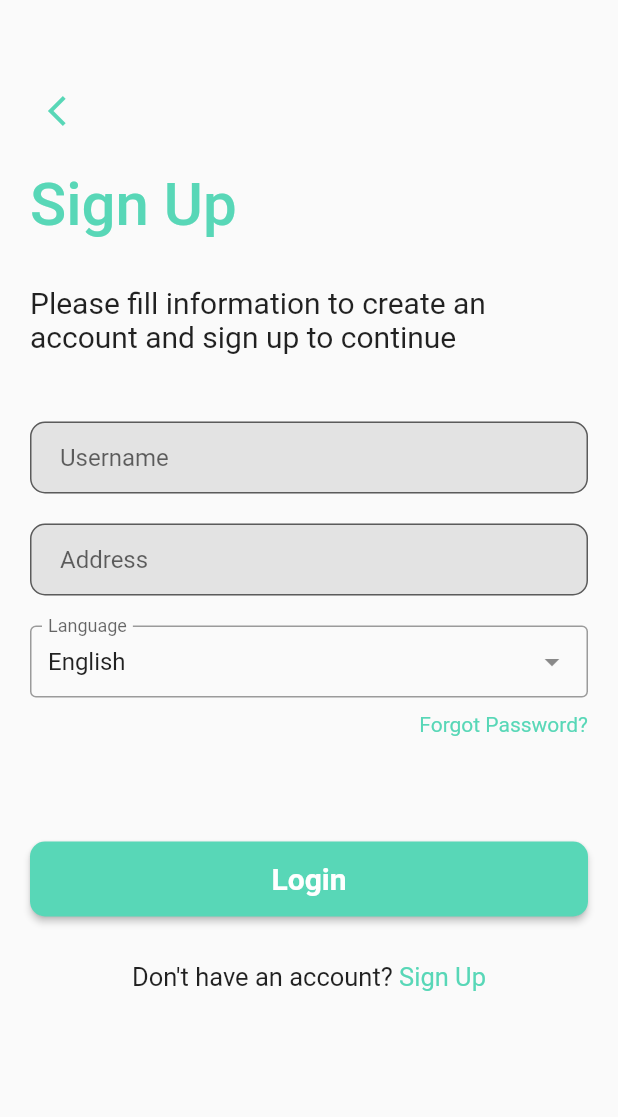
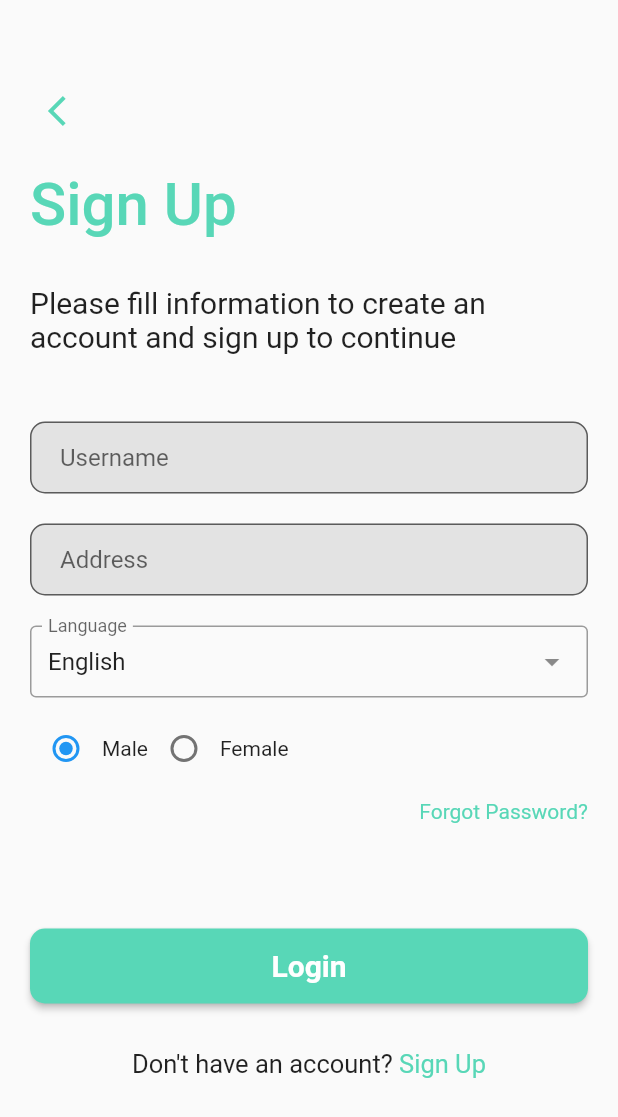
Before and after one commit to Madd-G/nutria_old, a Flutter app: the screen it shows after launch, on a phone screen of 412 x 824 dp. Shown: the top 1117 px of the screen. Run offline on Flutter 3.47's test engine with Material 2 defaults, Android fonts, the phone set to English and light mode, and no system bars; drawn by our look-alikes of dropdown_search; our stand-ins replace get.

Commit message:
added gender radio button functionality

```diff
--- a/lib/controllers/controller.dart
+++ b/lib/controllers/controller.dart
@@ -3,7 +3,11 @@ import 'package:get/get.dart';
 class Controller extends GetxController {
   var isHidden = true.obs;
 
+
+
   toggleVisibility() {
     return isHidden.value = !isHidden.value;
   }
+
+
 }
--- /dev/null
+++ b/lib/controllers/gender_controller.dart
@@ -0,0 +1,13 @@
+import 'package:get/get.dart';
+
+class GenderController extends GetxController{
+
+  String _selectedGender = "Male";
+  String get selectedGender => _selectedGender;
+
+  void setGenderType(String gender) {
+    _selectedGender = gender;
+    print("Gender:" + selectedGender);
+    update();
+  }
+}
--- /dev/null
+++ b/lib/gender_radio_button.dart
@@ -0,0 +1,34 @@
+import 'package:flutter/material.dart';
+import 'package:get/get_state_manager/src/simple/get_state.dart';
+
+import 'controllers/gender_controller.dart';
+
+
+class GenderRadioButton extends StatelessWidget {
+  final String value;
+  final String title;
+
+  const GenderRadioButton({required this.value, required this.title});
+
+  @override
+  Widget build(BuildContext context) {
+    return GetBuilder<GenderController>(builder: (controller) {
+      return InkWell(
+        onTap: () => controller.setGenderType(value),
+        child: Row(
+          children: [
+            Radio(
+              value: value,
+              groupValue: controller.selectedGender,
+              onChanged: (newValue) {
+                controller.setGenderType(value);
+              },
+              activeColor: Theme.of(context).primaryColor,
+            ),
+            Text(title),
+          ],
+        ),
+      );
+    });
+  }
+}
--- a/lib/views/sign_up_screen_first.dart
+++ b/lib/views/sign_up_screen_first.dart
@@ -1,16 +1,18 @@
 import 'package:dropdown_search/dropdown_search.dart';
 import 'package:flutter/material.dart';
 import 'package:get/get.dart';
+import 'package:nutria/controllers/gender_controller.dart';
 import 'package:nutria/controllers/translations_controller.dart';
+import 'package:nutria/gender_radio_button.dart';
 import '../components.dart';
 
 class SignUpScreenFirst extends StatelessWidget {
   SignUpScreenFirst({Key? key}) : super(key: key);
   final languages = ['English', 'Indonesia'];
   final messageController = Get.put(MessagesController());
-
   @override
   Widget build(BuildContext context) {
+    Get.put(GenderController());
     return Scaffold(
         body: SafeArea(
       child: Padding(
@@ -72,13 +74,21 @@ class SignUpScreenFirst extends StatelessWidget {
                 label: "Language",
                 hint: "select language",
                 selectedItem: "English",
-              onChanged:  (String? data) {
+                onChanged: (String? data) {
                   if (data == 'English') {
                     messageController.changeLanguage('en_US', 'id');
                   } else if (data == "Indonesia") {
                     messageController.changeLanguage('id', 'en_US');
                   }
-              }
+                }),
+            const SizedBox(
+              height: 10,
+            ),
+            Row(
+              children: const [
+                GenderRadioButton(value: 'Male', title: 'Male'),
+                GenderRadioButton(value: 'Female', title: 'Female'),
+              ],
             ),
             const SizedBox(
               height: 10,
```
Also changed, not shown: lib/controllers/translations_controller.dart (+0 -8 lines). Lines whose indentation alone changed are shown as unchanged.
